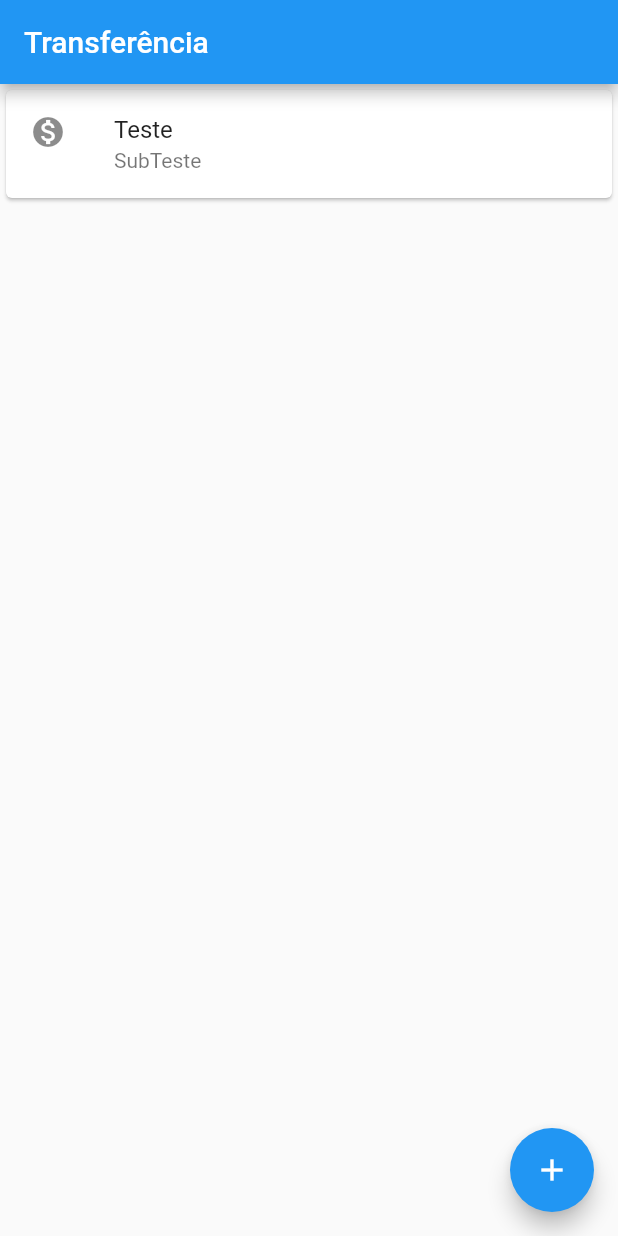
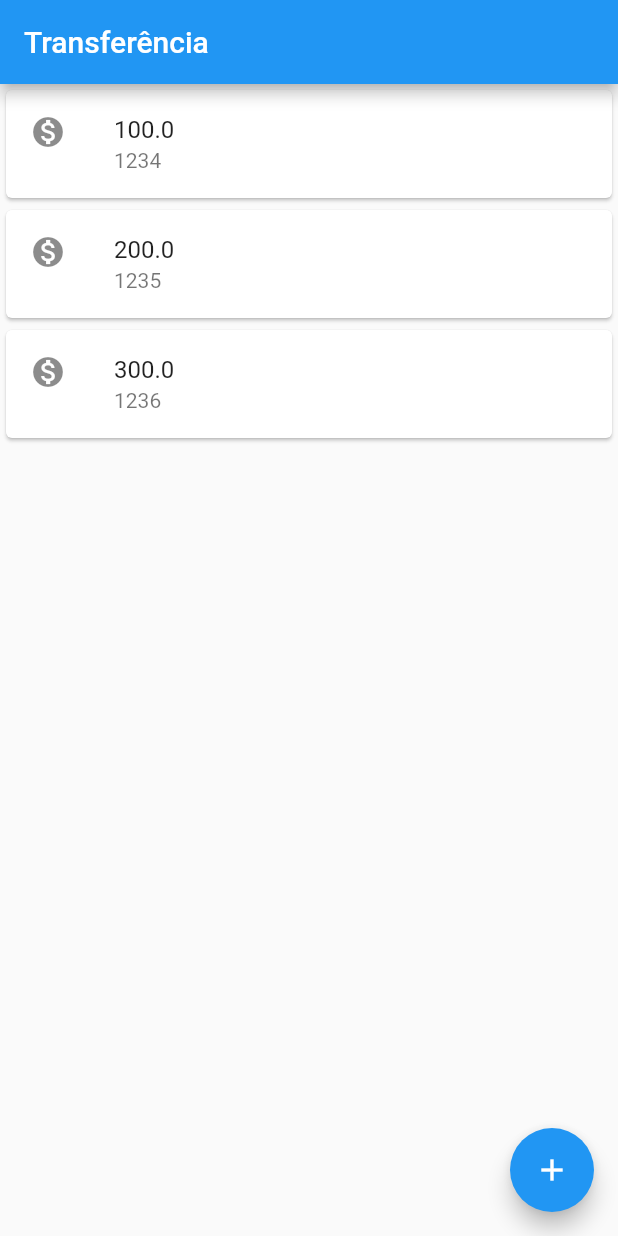
Before and after one commit to CharlesLuxinger/byteBank, a Flutter app: the screen it shows after launch, on a phone screen of 412 x 824 dp. Run offline on Flutter 3.47's test engine with Material 2 defaults, Android fonts, the phone set to English and light mode, and no system bars.

Commit message:
4. Refatorando o código

```diff
--- a/lib/main.dart
+++ b/lib/main.dart
@@ -6,20 +6,47 @@ void main() => runApp(
           appBar: AppBar(
             title: Text("Transferência"),
           ),
-          body: Column(
-            children: <Widget>[
-              Card(
-                child: ListTile(
-                  leading: Icon(Icons.monetization_on),
-                  title: Text("Teste"),
-                  subtitle: Text("SubTeste"),
-                ),
-              ),
-            ],
-          ),
+          body: TransfersList(),
           floatingActionButton: FloatingActionButton(
             child: Icon(Icons.add),
           ),
         ),
       ),
     );
+
+class TransfersList extends StatelessWidget {
+  @override
+  Widget build(BuildContext context) {
+    return Column(
+      children: <Widget>[
+        TransferItem(Transfer(1234, 100.0)),
+        TransferItem(Transfer(1235, 200.0)),
+        TransferItem(Transfer(1236, 300.0)),
+      ],
+    );
+  }
+}
+
+class TransferItem extends StatelessWidget {
+  final Transfer _transfer;
+
+  TransferItem(this._transfer);
+
+  @override
+  Widget build(BuildContext context) {
+    return Card(
+      child: ListTile(
+        leading: Icon(Icons.monetization_on),
+        title: Text(_transfer._value.toString()),
+        subtitle: Text(_transfer._account.toString()),
+      ),
+    );
+  }
+}
+
+class Transfer {
+  final int _account;
+  final double _value;
+
+  Transfer(this._account, this._value);
+}
```
